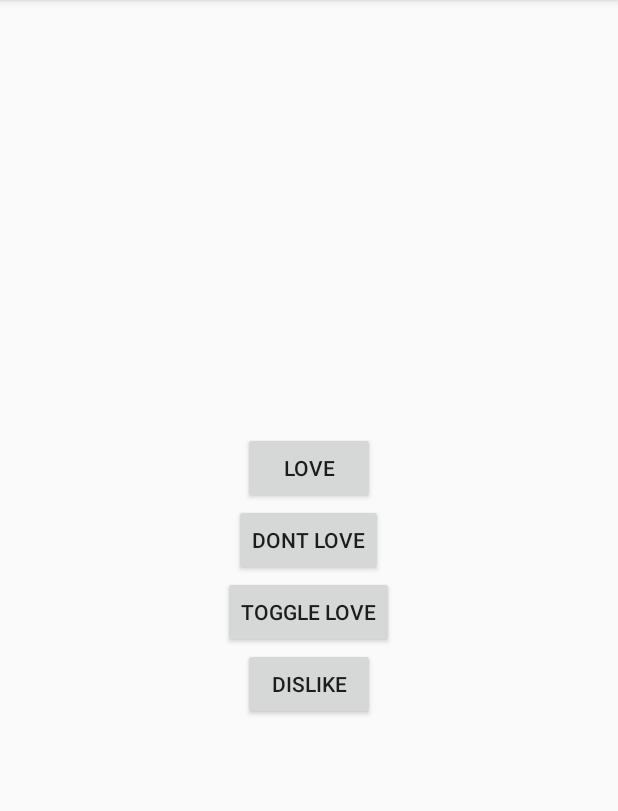
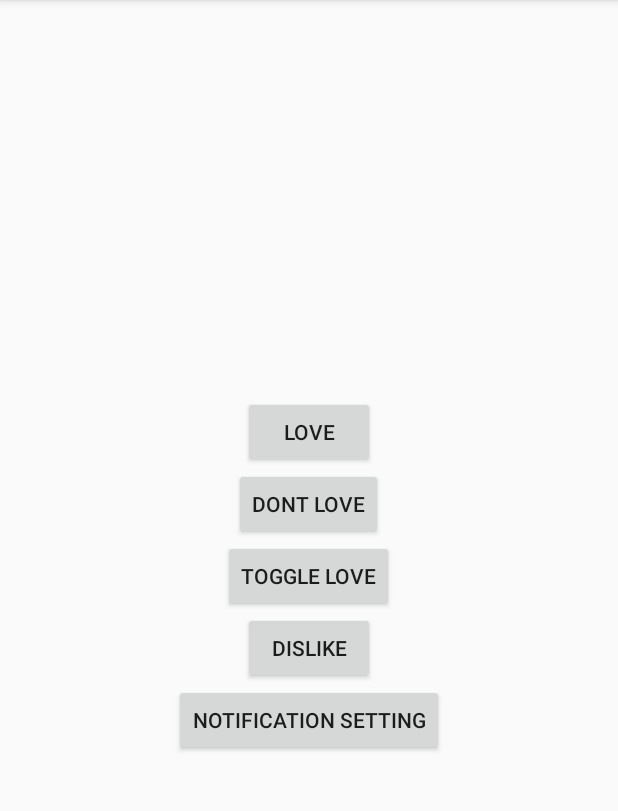
Before and after one commit to tmatz/thumbsup, an Android app: the screen it shows after launch (MainActivity), on a phone screen of 412 x 824 dp, the part 84-895 px from its top. Run offline under Robolectric (Android 15) with nearby library versions, the phone set to English and light mode, and no system bars.

Commit message:
add button to open notification listener setting

```diff
--- a/app/src/main/java/io/github/tmatz/thumbsup/MainActivity.java
+++ b/app/src/main/java/io/github/tmatz/thumbsup/MainActivity.java
@@ -1,10 +1,11 @@
 package io.github.tmatz.thumbsup;
 
-import android.app.*;
-import android.os.*;
-import android.widget.*;
-import android.view.View.*;
-import android.view.*;
+import android.app.Activity;
+import android.content.Intent;
+import android.os.Bundle;
+import android.view.View;
+import android.view.View.OnClickListener;
+import android.widget.Button;
 
 public class MainActivity extends Activity
 {
@@ -18,6 +19,7 @@ public class MainActivity extends Activity
         final Button buttonDontLove = findViewById(R.id.buttonDontLove);
         final Button buttonToggleLove = findViewById(R.id.buttonToggleLove);
         final Button buttonDislike = findViewById(R.id.buttonDislike);
+        final Button buttonNotificationSetting = findViewById(R.id.buttonNotificationSetting);
 
         buttonLove.setOnClickListener(new OnClickListener()
             {
@@ -54,6 +56,15 @@ public class MainActivity extends Activity
                     NotificationService.dislike(MainActivity.this);
                 }
             });
+
+        buttonNotificationSetting.setOnClickListener(new OnClickListener()
+            {
+                @Override
+                public void onClick(View p1)
+                {
+                    startActivity(new Intent("android.settings.ACTION_NOTIFICATION_LISTENER_SETTINGS"));
+                }
+            });
     }
 
     @Override
--- a/app/src/main/res/layout/main.xml
+++ b/app/src/main/res/layout/main.xml
@@ -30,4 +30,10 @@
         android:text="Dislike"
         android:id="@+id/buttonDislike"/>
 
+    <Button
+        android:layout_height="wrap_content"
+        android:layout_width="wrap_content"
+        android:text="Notification Setting"
+        android:id="@+id/buttonNotificationSetting"/>
+
 </LinearLayout>
```
